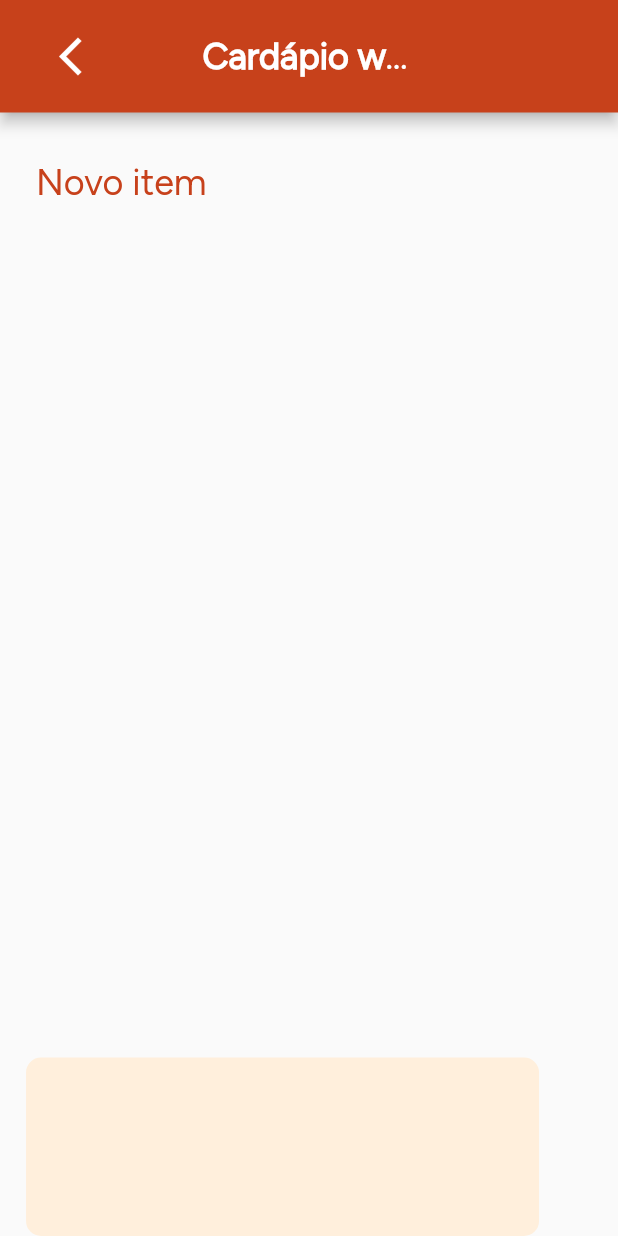
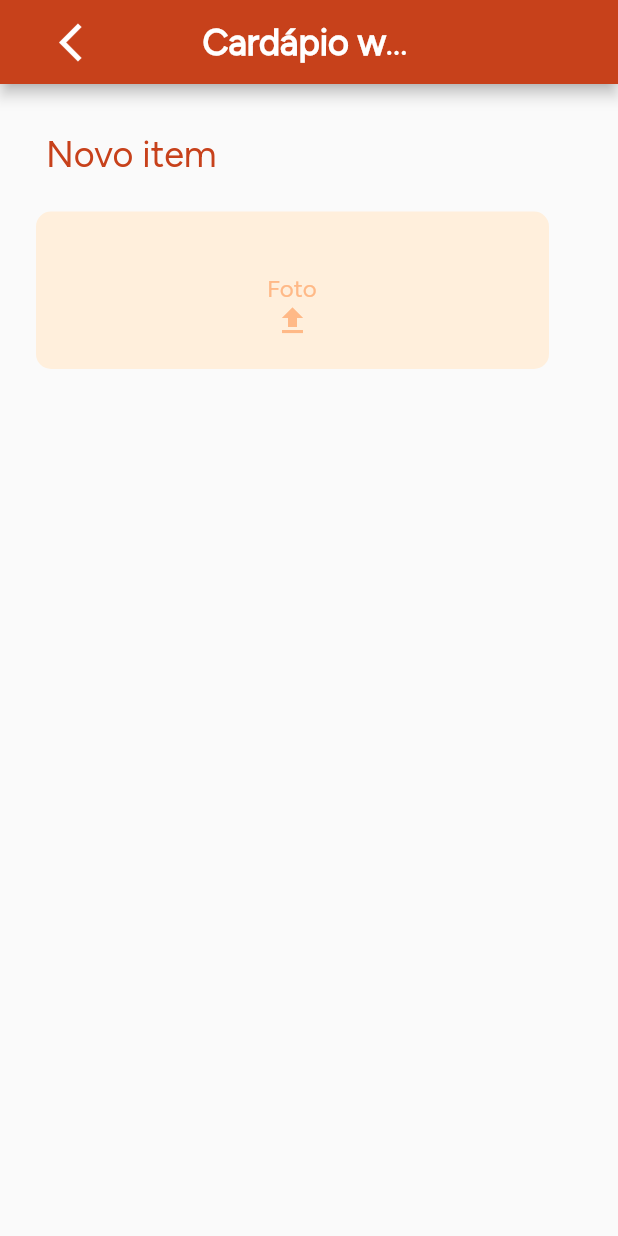
Before and after one commit to VivianeSouza923/desafioMenu-Sprint2, a Flutter app: the screen it shows after launch, on a phone screen of 412 x 824 dp. Run offline on Flutter 3.47's test engine with Material 2 defaults, Android fonts, the phone set to English and light mode, and no system bars; our stand-ins replace material_design_icons_flutter.

Commit message:
today's work

```diff
--- a/lib/pages/restaurante.dart
+++ b/lib/pages/restaurante.dart
@@ -1,10 +1,8 @@
-
 // ignore_for_file: unused_import
 
 import 'package:desafiomenu_spring2/pages/menu.dart';
 import 'package:material_design_icons_flutter/material_design_icons_flutter.dart';
 import 'package:flutter/material.dart';
-
 
 class Restaurant extends StatelessWidget {
   const Restaurant({Key? key}) : super(key: key);
@@ -24,11 +22,10 @@ class RestaurantScreen extends StatelessWidget {
   @override
   Widget build(BuildContext context) {
     return Scaffold(
+      appBar: AppBar(
+        //toolbarHeight: 75, // Defina a altura desejada aqui
 
-      appBar: AppBar(
-        toolbarHeight: 75, // Defina a altura desejada aqui
-
-        leading:  Builder(
+        leading: Builder(
           builder: (BuildContext context) {
             return Padding(
               padding: const EdgeInsets.only(left: 24.0, right: 63),
@@ -56,14 +53,11 @@ class RestaurantScreen extends StatelessWidget {
           ),
         ),
       ),
-
-
-      body:  Column(
-        children:  [
-
-          const Expanded(
-            child: Padding(
-              padding: EdgeInsets.only(top: 32.0, left: 24, right: 239, bottom: 24),
+      body: Column(
+        children: [
+          const Padding(
+            padding:
+                EdgeInsets.only(top: 32.0, left: 24, right: 239, bottom: 24),
             child: Text(
               "Novo item",
               style: TextStyle(
@@ -71,34 +65,50 @@ class RestaurantScreen extends StatelessWidget {
                 fontWeight: FontWeight.w500,
                 fontSize: 24,
                 color: Color(0xffC7411B),
-
+              ),
+            ),
+          ),
+          Expanded(
+            child: Padding(
+              padding: const EdgeInsets.only(left: 24, right: 24, bottom: 578),
+              child: Container(
+                  width: 342,
+                  height: 119,
+                  decoration: BoxDecoration(
+                      color: const Color(0xffFFEFDC),
+                      borderRadius: BorderRadius.circular(10)),
+                  child: Column(
+                    children: const [
+                      Padding(
+                        padding:
+                            EdgeInsets.only(top: 42.0, left: 95, right: 96),
+                        child: Expanded(
+                          child: Text(
+                            "Foto",
+                            style: TextStyle(
+                              fontFamily: 'FigTree',
+                              fontSize: 16,
+                              fontWeight: FontWeight.w400,
+                              color: Color(0xffFFB987),
                             ),
                           ),
                         ),
                       ),
-
-
-            Padding(
-              padding: const EdgeInsets.only(top: 24.0),
-              child: Container(
-                width: 342,
-                height: 119,
-
-
-                decoration: BoxDecoration(
-                  color: Color(0xffFFEFDC),
-                  borderRadius: BorderRadius.circular(10)
+                      Expanded(
+                        child: Padding(
+                          padding: EdgeInsets.only(bottom: 42.0),
+                          child: Icon(
+                            Icons.upload,
+                            color: Color(0xffFFB987),
                           ),
-
-                //child: ,
                         ),
                       )
-
-
-
+                    ],
+                  )),
+            ),
+          )
         ],
       ),
-
     );
   }
 }
```
Lines whose indentation alone changed are shown as unchanged.
